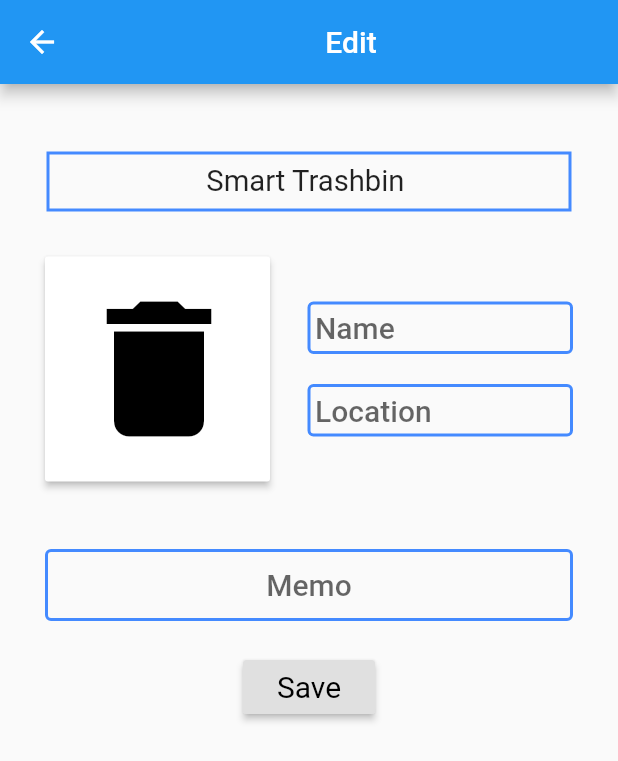
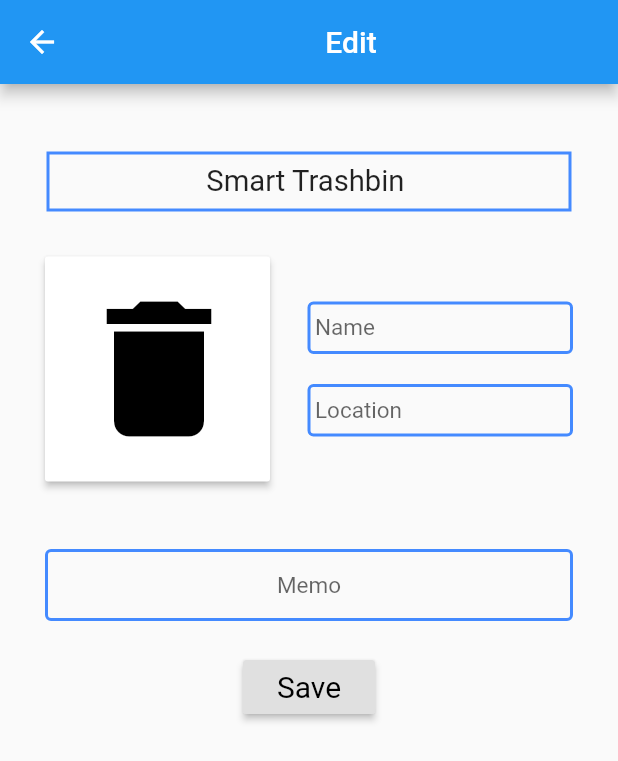
Before and after one commit to gracenn1998/smart_bin, a Flutter app: the EditPage screen opened directly with empty values, on a phone screen of 412 x 824 dp. Shown: the top 761 px of the screen. Run offline on Flutter 3.47's test engine with Material 2 defaults, Android fonts, the phone set to English and light mode, and no system bars; our stand-ins replace cloud_firestore, firebase_messaging, image_picker, sqflite; accounts and stored records are empty.

Commit message:
modified style

```diff
--- a/lib/style.dart
+++ b/lib/style.dart
@@ -11,15 +11,15 @@ TextStyle binStatusStyle(status) {
   return TextStyle(
     fontSize: 15,
     fontWeight: FontWeight.w500,
-    color:  status == 0 ? Colors.black : //normal
+    color:  status == 0 ? Colors.teal: //normal
                           Colors.pink //full
   );
 
 }
 
 const TextStyle txtFieldStyle = TextStyle(
-      fontSize: 20,
-      fontWeight: FontWeight.w500,
+      fontSize: 15,
+      fontWeight: FontWeight.w400,
       color: Colors.black
 );
 
```
